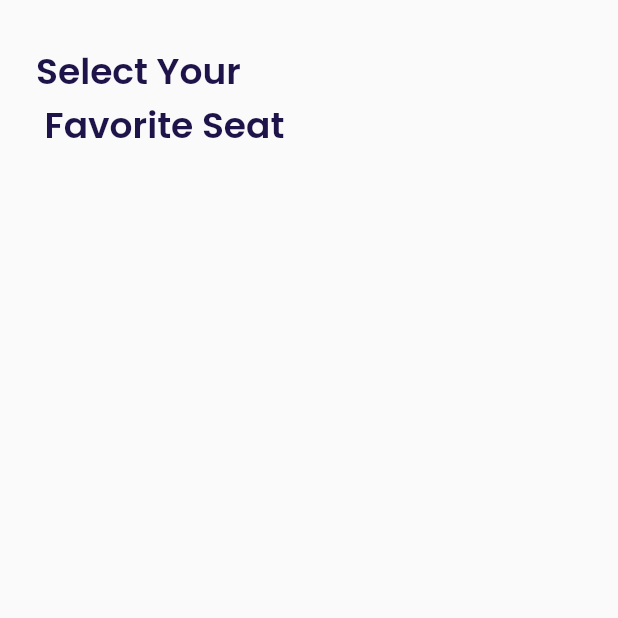
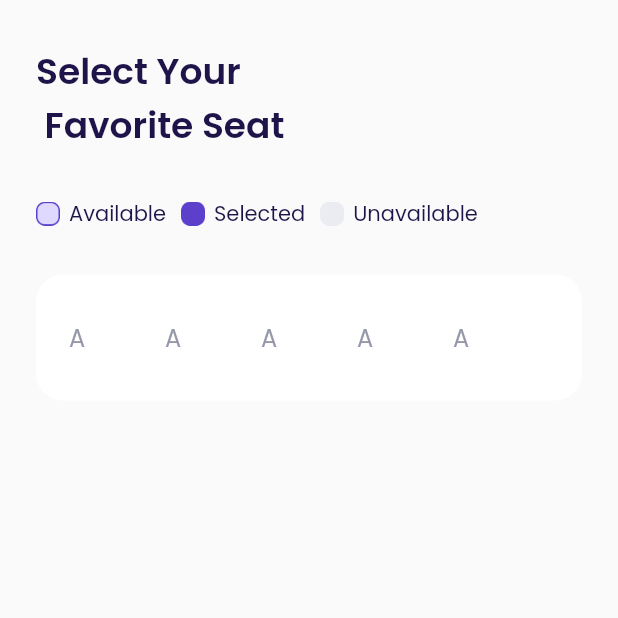
Before and after one commit to riganfauzi/airplane_app, a Flutter app: the ChoseSeatPage screen opened directly, on a phone screen of 412 x 824 dp, the top half of it. Run offline on Flutter 3.47's test engine with Material 2 defaults, Android fonts, the phone set to English and light mode, and no system bars; our stand-ins replace google_fonts.

Commit message:
seat page

```diff
--- a/lib/ui/pages/chose_seat_page.dart
+++ b/lib/ui/pages/chose_seat_page.dart
@@ -80,6 +80,70 @@ class ChoseSeatPage extends StatelessWidget {
       );
     }
 
+    Widget selectSeat() {
+      return Container(
+        width: double.infinity,
+        margin: EdgeInsets.only(top: 30),
+        padding: EdgeInsets.symmetric(
+          horizontal: 22,
+          vertical: 30,
+        ),
+        decoration: BoxDecoration(
+          borderRadius: BorderRadius.circular(18),
+          color: kWhiteColor,
+        ),
+        child: Column(
+          children: [
+            // NOTE: SEAT INDICATORS
+            Row(
+              children: [
+                Expanded(
+                  child: Text(
+                    'A',
+                    style: grayTextStyle.copyWith(
+                      fontSize: 16,
+                    ),
+                  ),
+                ),
+                Expanded(
+                  child: Text(
+                    'A',
+                    style: grayTextStyle.copyWith(
+                      fontSize: 16,
+                    ),
+                  ),
+                ),
+                Expanded(
+                  child: Text(
+                    'A',
+                    style: grayTextStyle.copyWith(
+                      fontSize: 16,
+                    ),
+                  ),
+                ),
+                Expanded(
+                  child: Text(
+                    'A',
+                    style: grayTextStyle.copyWith(
+                      fontSize: 16,
+                    ),
+                  ),
+                ),
+                Expanded(
+                  child: Text(
+                    'A',
+                    style: grayTextStyle.copyWith(
+                      fontSize: 16,
+                    ),
+                  ),
+                ),
+              ],
+            )
+          ],
+        ),
+      );
+    }
+
     return Scaffold(
       backgroundColor: kBackGroundColor,
       body: ListView(
@@ -88,6 +152,8 @@ class ChoseSeatPage extends StatelessWidget {
         ),
         children: [
           title(),
+          seatStatus(),
+          selectSeat(),
         ],
       ),
     );
```
